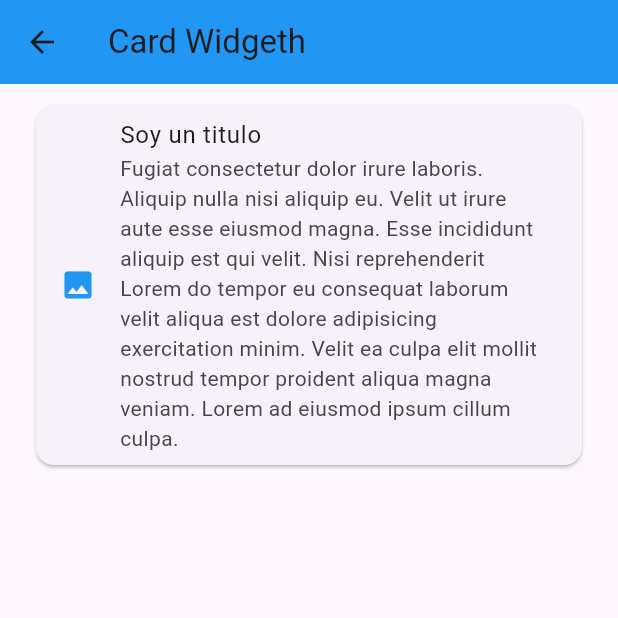
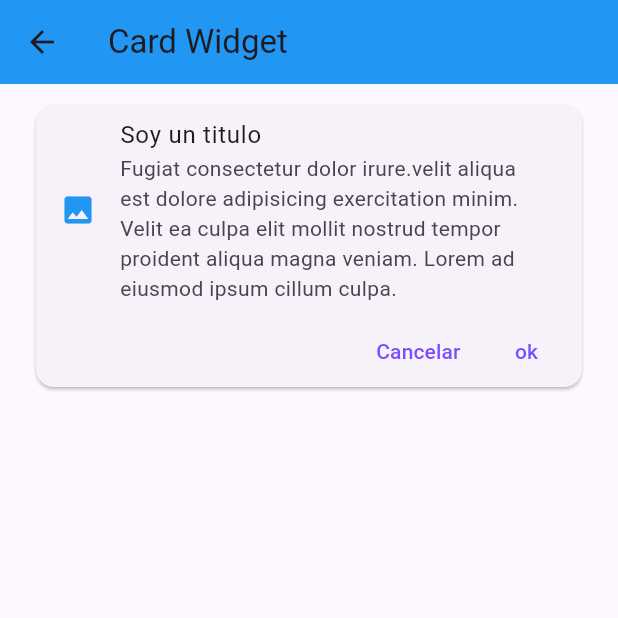
Before and after one commit to jesWeb/Componentes_Flutter, a Flutter app: the CardScreen screen opened by its route, on a phone screen of 412 x 824 dp, the top half of it. Run offline on Flutter 3.47's test engine with Material 3 defaults, Android fonts, the phone set to English and light mode, and no system bars.

Commit message:
creamos el widgeth de cards junto con sus estilos personalizados

```diff
--- a/lib/screens/card_screen.dart
+++ b/lib/screens/card_screen.dart
@@ -1,4 +1,4 @@
-import 'package:componentes/theme/app_theme.dart';
+import 'package:componentes/widgets/CustomCard1.dart';
 import 'package:flutter/material.dart';
 
 class CardScreen extends StatelessWidget {
@@ -8,24 +8,13 @@ class CardScreen extends StatelessWidget {
   Widget build(BuildContext context) {
     return Scaffold(
       appBar: AppBar(
-        title: const Text('Card Widgeth'),
+        title: const Text('Card Widget'),
       ),
       body: ListView(
         //estsos son los atributos que recibe
         padding: EdgeInsets.symmetric(horizontal: 20, vertical: 10),
         children: [
-          Card(
-            child: Column(
-              children: [
-                ListTile(
-                  //atributos
-                  leading: Icon(Icons.photo, color: AppTheme.primary,),
-                  title: Text('Soy un titulo'),
-                  subtitle:Text('Fugiat consectetur dolor irure laboris. Aliquip nulla nisi aliquip eu. Velit ut irure aute esse eiusmod magna. Esse incididunt aliquip est qui velit. Nisi reprehenderit Lorem do tempor eu consequat laborum velit aliqua est dolore adipisicing exercitation minim. Velit ea culpa elit mollit nostrud tempor proident aliqua magna veniam. Lorem ad eiusmod ipsum cillum culpa.') ,
-                )
-              ],
-            ),
-          )
+          CustomCard1()
         ],
       ),
     );
--- a/lib/theme/app_theme.dart
+++ b/lib/theme/app_theme.dart
@@ -3,12 +3,20 @@ import 'package:flutter/material.dart';
 class AppTheme {
   static const Color primary = Colors.blue;
   static const Color icons = Colors.black38;
+  static const Color btn = Colors.deepPurpleAccent;
 
   static final ThemeData lightTheme = ThemeData.light().copyWith(
-      //color primario
-      primaryColor: icons,
-      //apbar Theme
-      appBarTheme: AppBarTheme(color: primary, elevation: 0));
+    // color primario
+    primaryColor: icons,
+    // appBar Theme
+    appBarTheme: AppBarTheme(color: primary, elevation: 0),
+    // textButtonTheme
+    textButtonTheme: TextButtonThemeData(
+      style: TextButton.styleFrom(
+        foregroundColor: btn,
+      ),
+    ),
+  );
 }
 
 
--- /dev/null
+++ b/lib/widgets/CustomCard1.dart
@@ -0,0 +1,45 @@
+import 'package:componentes/theme/app_theme.dart';
+import 'package:flutter/material.dart';
+
+class CustomCard1 extends StatelessWidget {
+  const CustomCard1({
+    super.key,
+  });
+
+  @override
+  Widget build(BuildContext context) {
+    return Card(
+      child: Column(
+        children: [
+          ListTile(
+            //atributos
+            leading: Icon(
+              Icons.photo,
+              color: AppTheme.primary,
+            ),
+            title: Text('Soy un titulo'),
+            subtitle: Text(
+                'Fugiat consectetur dolor irure.velit aliqua est dolore adipisicing exercitation minim. Velit ea culpa elit mollit nostrud tempor proident aliqua magna veniam. Lorem ad eiusmod ipsum cillum culpa.'),
+          ),
+          Padding(
+            padding: const EdgeInsets.only(right: 5),
+            child: Row(
+              mainAxisAlignment: MainAxisAlignment.end,
+              children: [
+                TextButton(
+                  onPressed: () {},
+                  child: const Text('Cancelar'),
+
+                ),
+                TextButton(
+                  onPressed: () {},
+                  child: const Text('ok'),
+                ),
+              ],
+            ),
+          )
+        ],
+      ),
+    );
+  }
+}
--- /dev/null
+++ b/lib/widgets/widgets.dart
@@ -0,0 +1 @@
+export '../widgets/CustomCard1.dart';
```
